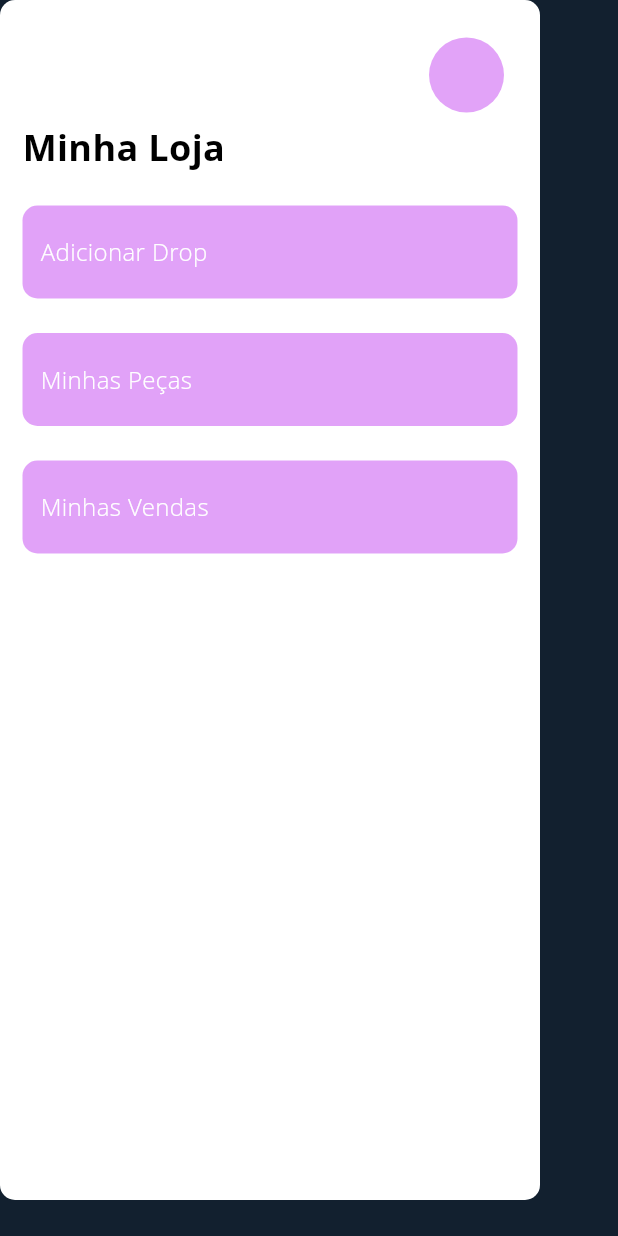
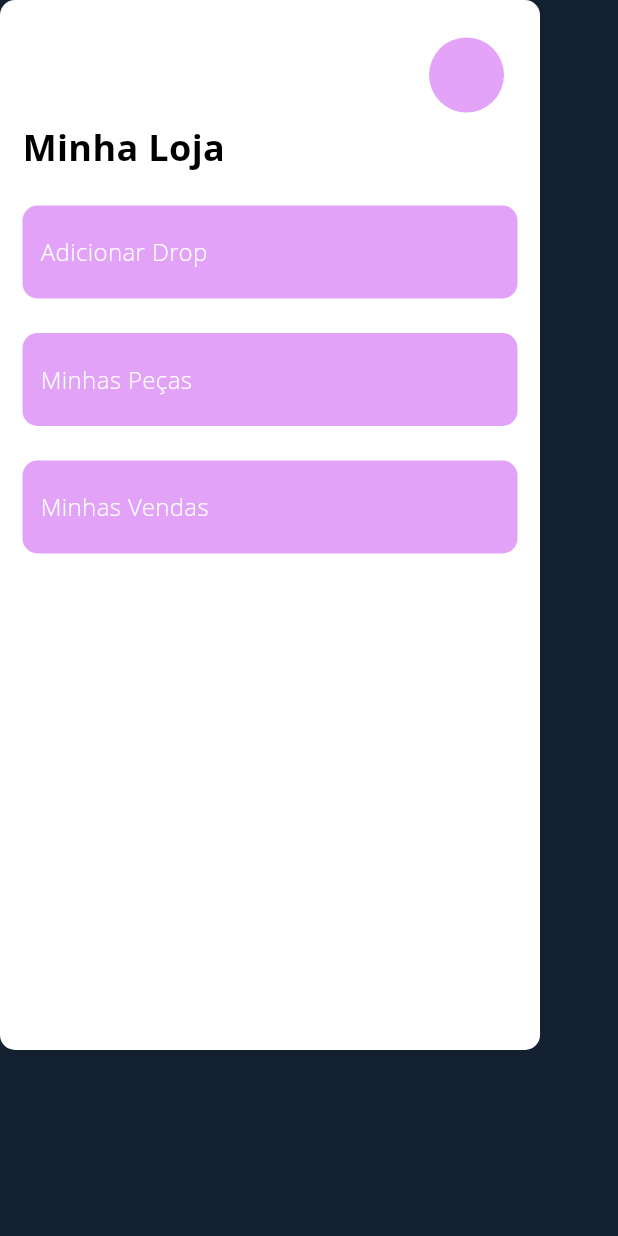
Before and after one commit to JoaoCosme/IHC, a Flutter app: the MinhaLoja widget shown alone on an empty page, opened directly, on a phone screen of 412 x 824 dp. Run offline on Flutter 3.47's test engine with Material 3 defaults, Android fonts, the phone set to English and light mode, and no system bars; Roboto replaces fonts that are missing (Open Sans).

```diff
--- a/ihc_segunda_costura/lib/main.dart
+++ b/ihc_segunda_costura/lib/main.dart
@@ -1,5 +1,5 @@
 import 'package:flutter/material.dart';
-import 'package:ihc_segunda_costura/minha_loja.dart';
+import 'minha_loja.dart';
 
 void main() {
   runApp(const LoginScreen());
--- a/ihc_segunda_costura/lib/minha_loja.dart
+++ b/ihc_segunda_costura/lib/minha_loja.dart
@@ -10,11 +10,13 @@ class MinhaLoja extends StatefulWidget {
 class _MinhaLojaState extends State<MinhaLoja> {
   @override
   Widget build(BuildContext context) {
-    return Column(
+    return Material(
+        type: MaterialType.transparency,
+        child: Column(
           children: [
             Container(
               width: 360,
-          height: 800,
+              height: 700,
               clipBehavior: Clip.antiAlias,
               decoration: ShapeDecoration(
                 color: Colors.white,
@@ -38,7 +40,6 @@ class _MinhaLojaState extends State<MinhaLoja> {
                   Positioned(
                     left: 15,
                     top: 81,
-                child: Container(
                     child: Column(
                       mainAxisSize: MainAxisSize.min,
                       mainAxisAlignment: MainAxisAlignment.start,
@@ -71,13 +72,12 @@ class _MinhaLojaState extends State<MinhaLoja> {
                                 borderRadius: BorderRadius.circular(10),
                               ),
                             ),
-                          child: Row(
+                            child: const Row(
                               mainAxisSize: MainAxisSize.min,
                               mainAxisAlignment: MainAxisAlignment.start,
                               crossAxisAlignment: CrossAxisAlignment.center,
                               children: [
-                              Container(
-                                child: const Row(
+                                Row(
                                   mainAxisSize: MainAxisSize.min,
                                   mainAxisAlignment: MainAxisAlignment.start,
                                   crossAxisAlignment: CrossAxisAlignment.center,
@@ -93,7 +93,6 @@ class _MinhaLojaState extends State<MinhaLoja> {
                                       ),
                                     ),
                                   ],
-                                ),
                                 ),
                               ],
                             ),
@@ -188,7 +187,6 @@ class _MinhaLojaState extends State<MinhaLoja> {
                       ],
                     ),
                   ),
-              ),
                   Positioned(
                     left: 286,
                     top: 25,
@@ -228,6 +226,6 @@ class _MinhaLojaState extends State<MinhaLoja> {
               ),
             ),
           ],
-    );
+        ));
   }
 }
```
Also changed, not shown: 1 other file. Lines whose indentation alone changed are shown as unchanged.
